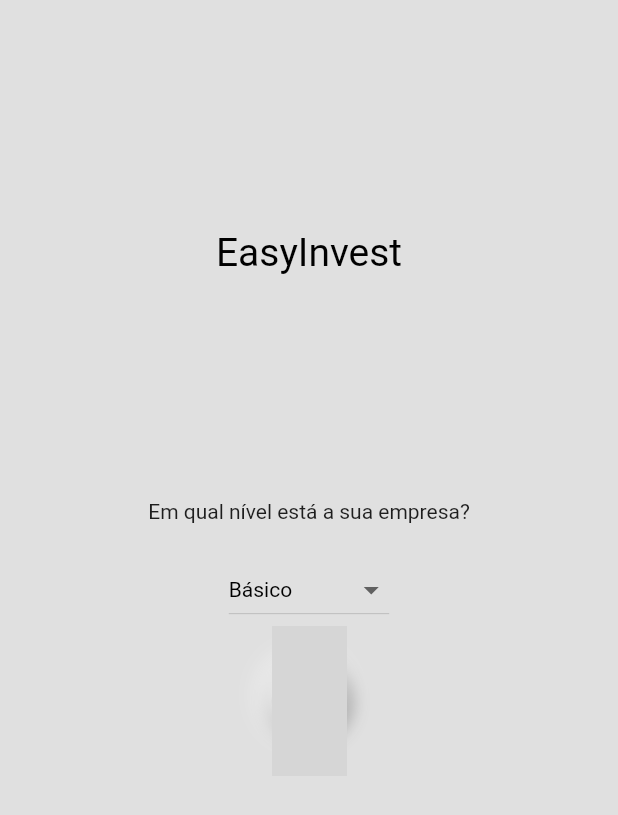
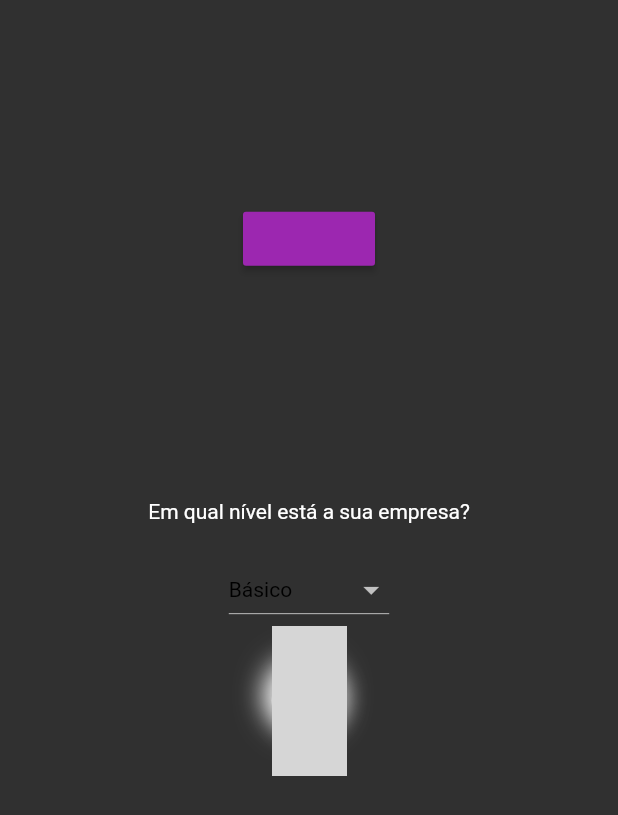
Before and after one commit to gutovesco/Business-Monsters, a Flutter app: the screen it shows after launch, on a phone screen of 412 x 824 dp. Shown: the top 815 px of the screen. Run offline on Flutter 3.47's test engine with Material 2 defaults, Android fonts, the phone set to English and light mode, and no system bars; network calls fail; Roboto replaces fonts that are missing (Quicksand-Bold); grey boxes are pictures that could not be loaded.

Commit message:
theme changer

```diff
--- /dev/null
+++ b/lib/blocs/theme.dart
@@ -0,0 +1,15 @@
+import 'package:flutter/material.dart';
+
+class ThemeChanger with ChangeNotifier{
+  ThemeData _themeData;
+
+  ThemeChanger(this._themeData);
+
+  getTheme() => _themeData;
+
+  setTheme(ThemeData theme){
+    _themeData = theme;
+
+    notifyListeners();
+  }
+}
--- a/lib/home.dart
+++ b/lib/home.dart
@@ -1,5 +1,7 @@
 
 import 'package:flutter/material.dart';
+import 'package:provider/provider.dart';
+import 'package:test_project/blocs/theme.dart';
 import 'package:test_project/second-page.dart';
 
 class Home extends StatefulWidget {
@@ -11,11 +13,13 @@ class _Home extends State<Home>{
     final List<String> subjects = ["Básico", "Intermediário", 'Avançado'];
 
   String selectedSubject = "Básico";
-  @override
+
   @override
   Widget build(BuildContext context) {
+
+    ThemeChanger _themeChanger = Provider.of<ThemeChanger>(context);
+
     return Scaffold(
-      backgroundColor: Colors.grey[300],
           body: Container(
             child: SingleChildScrollView(
       child: Column(children: <Widget>[
@@ -26,16 +30,11 @@ class _Home extends State<Home>{
             mainAxisAlignment: MainAxisAlignment.center,
             children: <Widget>[
               Spacer(),
-
               Center(
-                  child: Text(
-                    'EasyInvest',
-                    textAlign: TextAlign.center,
-                    style: TextStyle(
-                        color: Colors.black,
-                        fontSize: 26,
-                        fontFamily: "Quicksand-Bold"),
-                  ),
+                  child: RaisedButton(
+                    color: Colors.purple,
+                    onPressed: () => (_themeChanger.setTheme(ThemeData.light())),
+                  )
               ),
             ],
           ),
--- a/lib/main.dart
+++ b/lib/main.dart
@@ -1,4 +1,6 @@
 import 'package:flutter/material.dart';
+import 'package:provider/provider.dart';
+import 'package:test_project/blocs/theme.dart';
 import 'package:test_project/home.dart';
 
 void main()
@@ -6,12 +8,23 @@ void main()
   runApp(MyApp());
 }
 
-
 class MyApp extends StatelessWidget {
   @override
   Widget build(BuildContext context) {
-    return new MaterialApp(
+    return ChangeNotifierProvider<ThemeChanger>(
+      create: (_) => ThemeChanger(ThemeData.dark()),
+      child: new MaterialAppWithTheme(),
+    );
+  }
+}
+
+class MaterialAppWithTheme extends StatelessWidget {
+  @override
+  Widget build(BuildContext context) {
+    final theme = Provider.of<ThemeChanger>(context);
+    return MaterialApp(
       home: Home(),
+      theme: theme.getTheme(),
       debugShowCheckedModeBanner: false,
     );
   }
--- a/pubspec.yaml
+++ b/pubspec.yaml
@@ -23,6 +23,7 @@ dependencies:
   # The following adds the Cupertino Icons font to your application.
   # Use with the CupertinoIcons class for iOS style icons.
   cupertino_icons: ^0.1.2
+  provider:
 
 dev_dependencies:
   flutter_test:
```
Also changed, not shown: pubspec.lock.
